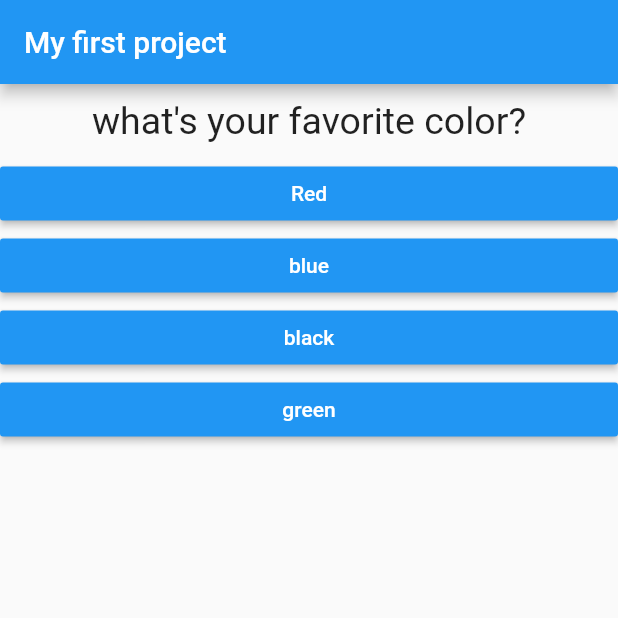
After one commit to Shogil/flutter-beginner, a Flutter app: the screen it shows after launch, on a phone screen of 412 x 824 dp, the top half of it. The commit adds this screen. Run offline on Flutter 3.47's test engine with Material 2 defaults, Android fonts, the phone set to English and light mode, and no system bars; missing offline and left inert: dart:html.

Commit message:
final text message added

```diff
--- a/lib/main.dart
+++ b/lib/main.dart
@@ -1,6 +1,8 @@
 import 'package:flutter/material.dart';
 import 'package:flutter_sample_project/question.dart';
 import 'package:flutter_sample_project/answer.dart';
+import 'package:flutter_sample_project/quiz.dart';
+import 'package:flutter_sample_project/result.dart';
 
 void main() => runApp(MyApp());
 
@@ -23,7 +25,7 @@ class _MyAppState extends State {
 
   @override
   Widget build(BuildContext context) {
-    final questions = const [
+    final _questions = const [
       {
         'questionText': 'what\'s your favorite color?',
         'answer': ['Red', 'blue', 'black', 'green'],
@@ -42,21 +44,13 @@ class _MyAppState extends State {
         appBar: AppBar(
           title: Text('My first project'),
         ),
-        body: _questionIndex < questions.length
-            ? Column(
-                children: [
-                  Question(
-                    questions[_questionIndex]['questionText'] as String,
-                  ),
-                  ...(questions[_questionIndex]['answer'] as List<String>)
-                      .map((answer) {
-                    return Answer(_answerQuestion, answer);
-                  }).toList()
-                ],
+        body: _questionIndex < _questions.length
+            ? Quiz(
+                answerQuestion: _answerQuestion,
+                questionIndex: _questionIndex,
+                questions: _questions,
               )
-            : Center(
-                child: Text('You did it!'),
-              ),
+            : Result(),
       ),
     );
   }
--- /dev/null
+++ b/lib/quiz.dart
@@ -0,0 +1,29 @@
+import 'dart:html';
+
+import 'package:flutter/material.dart';
+import 'package:flutter_sample_project/answer.dart';
+import 'package:flutter_sample_project/question.dart';
+
+class Quiz extends StatelessWidget {
+  final List<Map<String, Object>> questions;
+  final int questionIndex;
+  final Function answerQuestion;
+  Quiz({
+    required this.questions,
+    required this.answerQuestion,
+    required this.questionIndex,
+  });
+  @override
+  Widget build(BuildContext context) {
+    return Column(
+      children: [
+        Question(
+          questions[questionIndex]['questionText'] as String,
+        ),
+        ...(questions[questionIndex]['answer'] as List<String>).map((answer) {
+          return Answer(answerQuestion, answer);
+        }).toList()
+      ],
+    );
+  }
+}
```
Also changed, not shown: lib/result.dart (added, +10 -0 lines).
